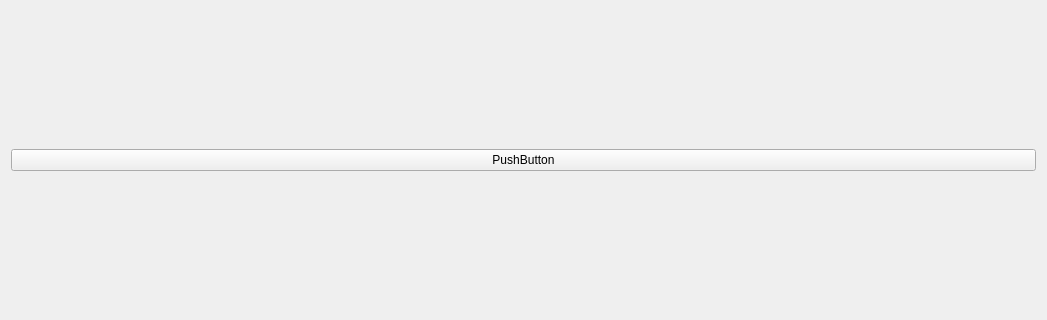
The window that mainwindow.ui (MikaelMarkussen/VSIM101_H22_Rulleball_0) describes before a commit, drawn with Qt 5; both pictures show x 0 to 1047 and y 231 to 551 of the 1047 by 788 pixel window.
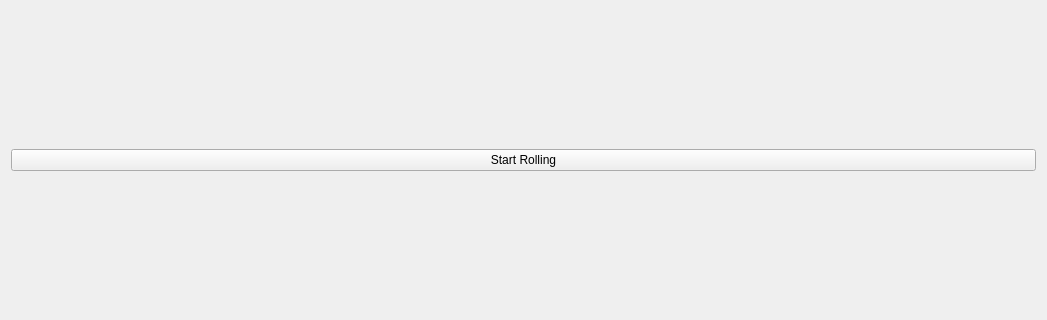
The same window after the commit.

Diff of the .ui file:
```diff
--- a/mainwindow.ui
+++ b/mainwindow.ui
@@ -18,7 +18,10 @@
     <item>
      <widget class="QPushButton" name="pushButton">
       <property name="text">
-       <string>PushButton</string>
+       <string>Start Rolling</string>
+      </property>
+      <property name="checkable">
+       <bool>true</bool>
       </property>
      </widget>
     </item>
```
Left out of the diff: 4 changed lines with no effect on the pictures.
